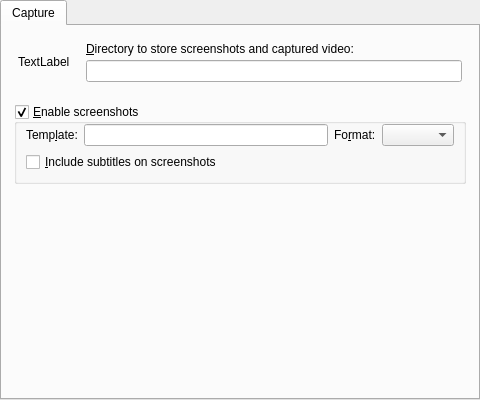
First picture: the form in src/gui/pref/capture.ui, repository wilbert2000/wzplayer, before the edit.
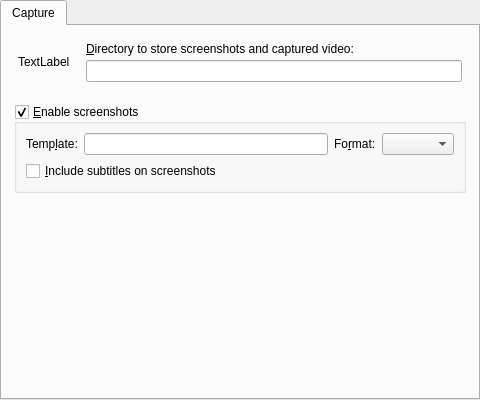
Second picture: the form after the edit. Custom widgets are drawn as their Qt base class.

Commit message: Removed override top margin from group boxes preferences dialog

```diff
--- a/src/gui/pref/capture.ui
+++ b/src/gui/pref/capture.ui
@@ -97,9 +97,6 @@
           <bool>true</bool>
          </property>
          <layout class="QVBoxLayout" name="screenshots_verticalLayout">
-          <property name="topMargin">
-           <number>0</number>
-          </property>
           <item>
            <layout class="QHBoxLayout" name="horizontalLayout_3">
             <item>
```
The commit also changes 7 other files.
